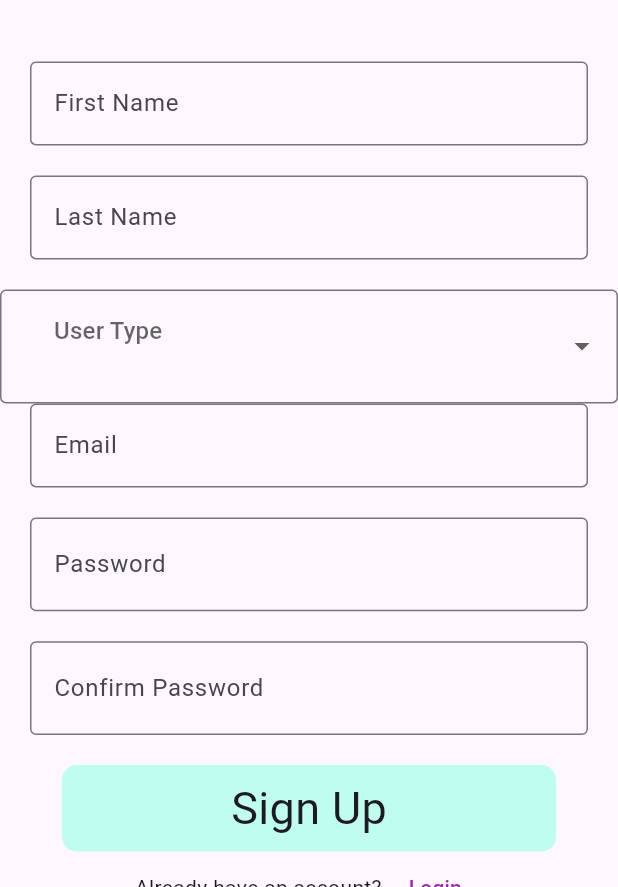
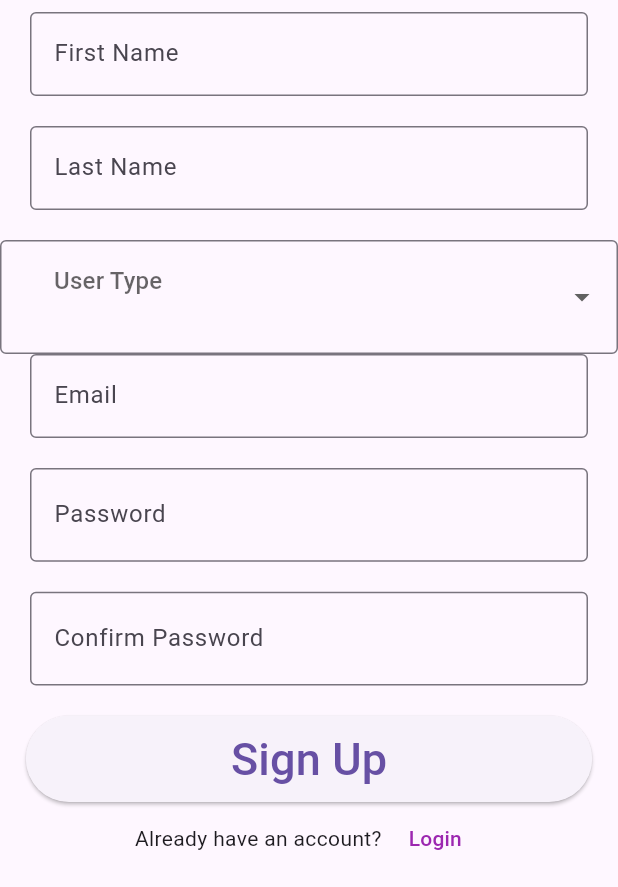
Before and after one commit to xFLuPXDx/s2t-frontend, a Flutter app: the screen it shows after launch, after a tap on "Login", after a tap on "Sign Up", on a phone screen of 412 x 824 dp, the part 349-1236 px from its top. Run offline on Flutter 3.47's test engine with Material 3 defaults, Android fonts, the phone set to English and light mode, and no system bars; our stand-ins replace animated_splash_screen, shared_preferences.

Commit message:
reposition element of clarity logo

```diff
--- a/lib/pages/login.dart
+++ b/lib/pages/login.dart
@@ -49,7 +49,7 @@ class _LoginPageState extends State<LoginPage> {
       final Map<String, dynamic> data = json.decode(response.body);
       saveAccessToken(data["access_token"]);
       print(data);
-    } else {
+    } else if (response.statusCode == 401) {
       setState(() {
         _success = false;
       });
@@ -120,7 +120,7 @@ class _LoginPageState extends State<LoginPage> {
               ),
             ),
             SizedBox(
-              height: screenHeight * 0.05,
+              height: screenHeight * 0.01,
             ),
             Container(
               padding: const EdgeInsets.all(20),
@@ -165,38 +165,33 @@ class _LoginPageState extends State<LoginPage> {
                 autovalidateMode: AutovalidateMode.onUserInteraction,
               ),
             ),
-            GestureDetector(
-              onTap: () {
+            ElevatedButton(
+              onPressed: () {
                 FocusScopeNode currentFocus = FocusScope.of(context);
                 if (!currentFocus.hasPrimaryFocus) {
                   currentFocus.unfocus();
                 }
                 if (_formkey.currentState!.validate()) {
-                  Future.wait([
-                    postData().then(
-                      (value) {
+                  postData().whenComplete(() {
                     if (!_success) {
                       ScaffoldMessenger.of(context).showSnackBar(snackBar);
                       passwordController.text = "";
                     } else {
+                      getData().whenComplete(() {
                         Navigator.push(
                         context,
                         MaterialPageRoute(
                             builder: (context) => const MyHomePage()),
                       );
+                      });
+
                     }
-                      },
-                    ),
-                    getData()
-                  ]);
+                  });
                 }
               },
               child: Container(
                 width: screenWidth * 0.8,
                 height: screenHeight * 0.07,
-                decoration: BoxDecoration(
-                    color: const Color.fromARGB(179, 163, 255, 232),
-                    borderRadius: BorderRadius.circular(10)),
                 child: const Center(
                   child: Text(
                     "Login",
--- a/lib/pages/signup.dart
+++ b/lib/pages/signup.dart
@@ -153,7 +153,7 @@ class _SignUpPageState extends State<SignUpPage> {
                 ),
               ),
               SizedBox(
-                height: screenHeight * 0.05,
+                height: screenHeight * 0.01,
               ),
               Container(
                 padding: const EdgeInsets.only(right: 20, left: 20, bottom: 20),
@@ -274,8 +274,8 @@ class _SignUpPageState extends State<SignUpPage> {
                   autovalidateMode: AutovalidateMode.onUserInteraction,
                 ),
               ),
-              GestureDetector(
-                onTap: () {
+              ElevatedButton(
+                onPressed: () {
                   FocusScopeNode currentFocus = FocusScope.of(context);
                   if (!currentFocus.hasPrimaryFocus) {
                     currentFocus.unfocus();
@@ -306,9 +306,6 @@ class _SignUpPageState extends State<SignUpPage> {
                 child: Container(
                   width: screenWidth * 0.8,
                   height: screenHeight * 0.07,
-                  decoration: BoxDecoration(
-                      color: const Color.fromARGB(179, 163, 255, 232),
-                      borderRadius: BorderRadius.circular(10)),
                   child: const Center(
                     child: Text(
                       "Sign Up",
```
Lines whose indentation alone changed are shown as unchanged.
